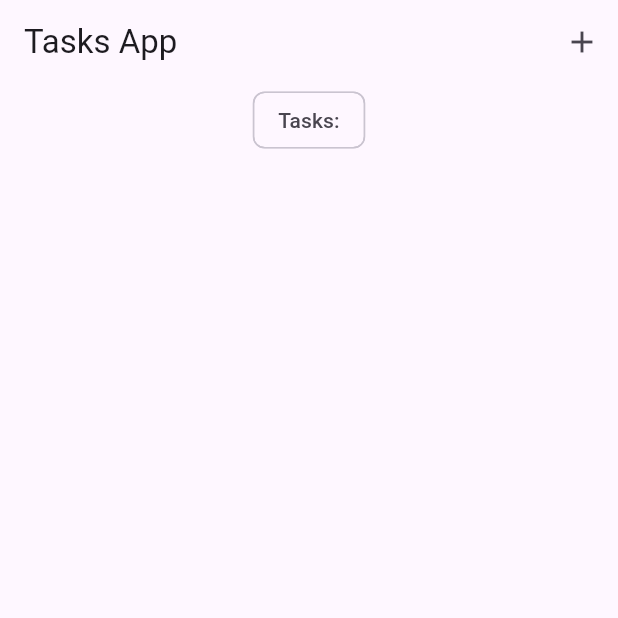
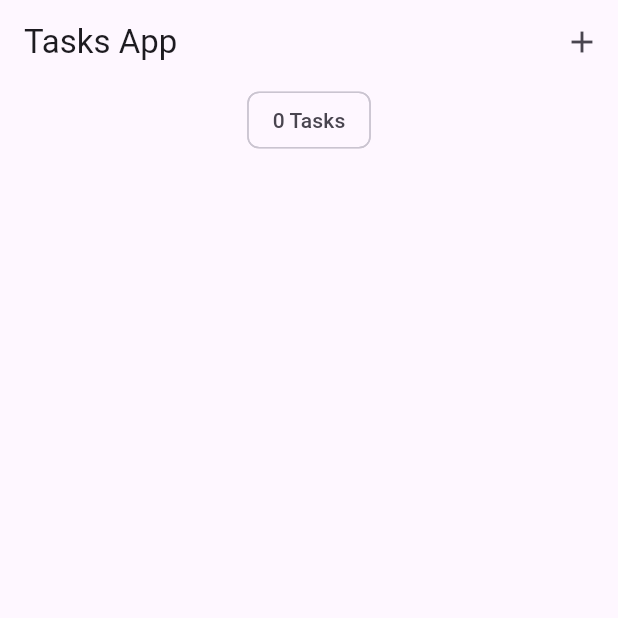
Before and after one commit to sonu25r2e5/todoappusing_bloc, a Flutter app: the screen it shows after launch, on a phone screen of 412 x 824 dp, the top half of it. Run offline on Flutter 3.47's test engine with Material 3 defaults, Android fonts, the phone set to English and light mode, and no system bars; our stand-ins replace bloc, equatable, flutter_bloc, hydrated_bloc.

Commit message:
making underline tasks and making how many task have many made in it

```diff
--- a/lib/screens/tasks_screen.dart
+++ b/lib/screens/tasks_screen.dart
@@ -38,7 +38,9 @@ class TasksScreen extends StatelessWidget {
           body: Column(
             crossAxisAlignment: CrossAxisAlignment.center,
             children: [
-              Center(child: Chip(label: Text('Tasks:'))),
+              Center(
+                child: Chip(label: Text('${state.allTasks.length}\tTasks')),
+              ),
               TaskList(taskslist: tasksList),
             ],
           ),
```
Also changed, not shown: lib/widget/tasks_list.dart (+2 -11 lines), lib/widget/tasktitle.dart (added, +29 -0 lines).
